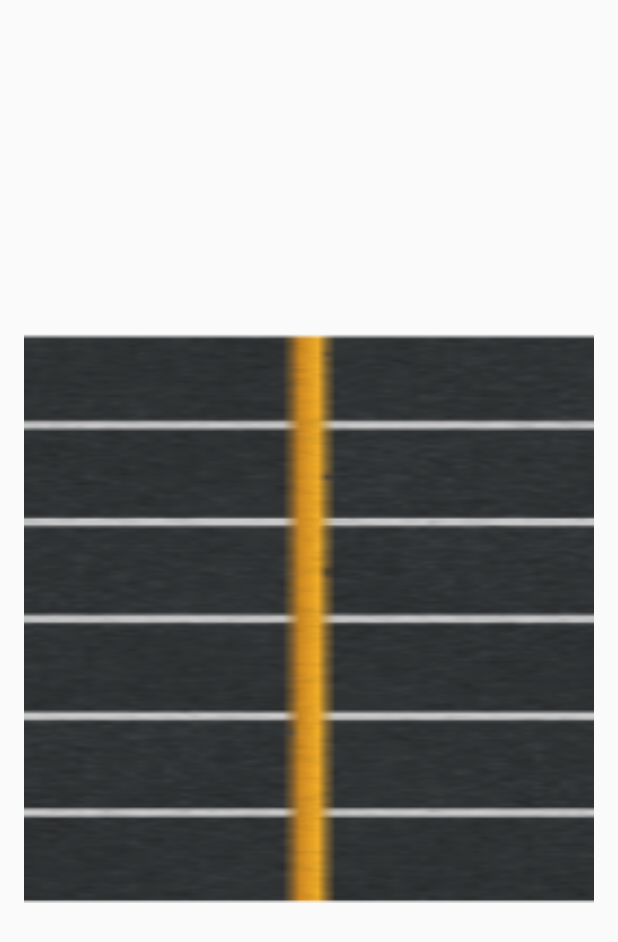
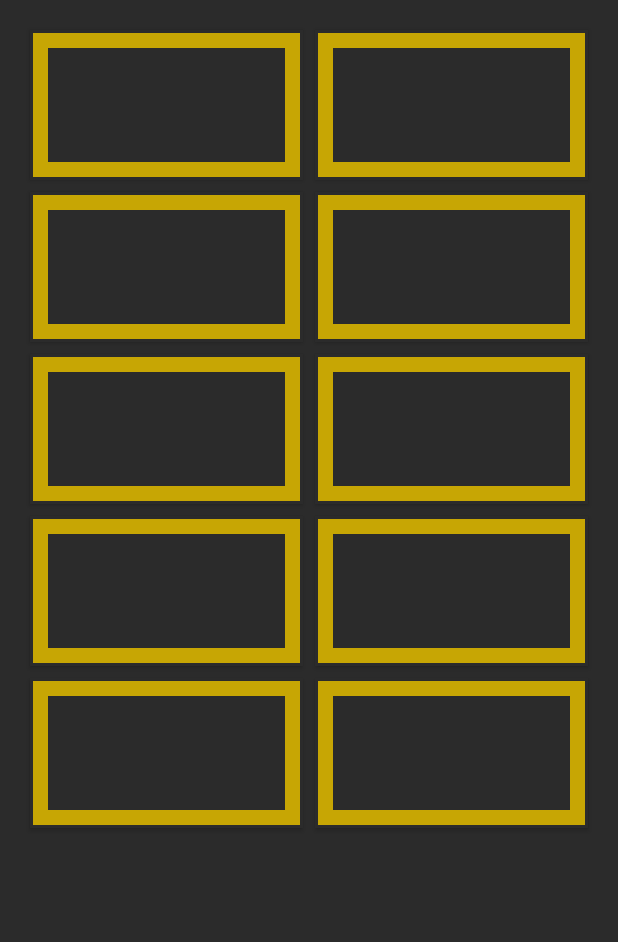
Before and after one commit to cshubha216/Parking_with_NAN, an Android app: the layout parking_user_view.xml on its own in the app's theme, with its tools: preview values and no code run, on a phone screen of 412 x 824 dp. Shown: the top 942 px of the screen. Run offline under Robolectric (Android 15) with nearby library versions, the phone set to English and light mode, and no system bars.

Commit message:
Added parking image view with dynamic parking spots

```diff
--- a/app/src/main/java/net/mobilewebprint/nan/ParkAssistActivity.java
+++ b/app/src/main/java/net/mobilewebprint/nan/ParkAssistActivity.java
@@ -251,7 +251,7 @@ public class ParkAssistActivity extends AppCompatActivity {
                 super.onServiceDiscovered(peerHandle, serviceSpecificInfo, matchFilter);
                 peerHandle = peerHandle_;
                 if (peerHandle_ != null) {
-                    setContentView(R.layout.activity_grid_view_users);
+                    setContentView(R.layout.parking_detection_layout);
                     setSlot(null);
                 }
                 if (subscribeDiscoverySession != null && peerHandle != null) {
--- /dev/null
+++ b/app/src/main/res/drawable/parking_button.xml
@@ -0,0 +1,21 @@
+<?xml version="1.0" encoding="utf-8"?>
+<layer-list xmlns:android="http://schemas.android.com/apk/res/android">
+    <!-- Background -->
+    <item>
+        <shape
+            android:shape="rectangle">
+            <solid android:color="#2b2b2b" /> <!-- Black background color -->
+        </shape>
+    </item>
+
+    <!-- Border -->
+    <item android:left="2dp" android:right="2dp" android:top="2dp" android:bottom="2dp">
+    <shape
+        android:shape="rectangle">
+        <solid android:color="#00000000" /> <!-- Transparent background -->
+        <stroke android:width="10dp" android:color="#c7a604" />
+    </shape>
+</item>
+
+
+    </layer-list>
--- a/app/src/main/res/layout/parking_user_view.xml
+++ b/app/src/main/res/layout/parking_user_view.xml
@@ -1,18 +1,116 @@
 <?xml version="1.0" encoding="utf-8"?>
-<RelativeLayout xmlns:android="http://schemas.android.com/apk/res/android"
-    xmlns:app="http://schemas.android.com/apk/res-auto"
-    android:id="@+id/parkingLayout"
+<androidx.constraintlayout.widget.ConstraintLayout xmlns:android="http://schemas.android.com/apk/res/android"
+    xmlns:tools="http://schemas.android.com/tools"
     android:layout_width="match_parent"
     android:layout_height="match_parent"
-    android:padding="16dp">
 
-    <ImageView
-        android:id="@+id/parkingView"
+    >
+    <GridLayout
+        xmlns:android="http://schemas.android.com/apk/res/android"
         android:layout_width="match_parent"
         android:layout_height="match_parent"
-        android:contentDescription="@string/parking_space"
-        android:rotation="90"
-        android:scaleType="fitXY"
-        app:srcCompat="@mipmap/parking_space_foreground" />
+        android:columnCount="2"
+        android:rowCount="5"
+        android:padding="16dp"
+        android:background="#2b2b2b"
 
-</RelativeLayout>
+
+        android:layout_gravity="center">
+        <Button
+            android:layout_width="0dp"
+            style="@style/ButtonStyle"
+            android:layout_height="wrap_content"
+            android:layout_columnWeight="1"
+            android:id="@+id/button0"
+            android:paddingRight="4dp"
+            android:background="@drawable/parking_button" />
+
+        <!-- Row 1, Column 2 -->
+        <Button
+            android:layout_width="0dp"
+            style="@style/ButtonStyle"
+            android:layout_height="wrap_content"
+            android:layout_columnWeight="1"
+            android:id="@+id/button1"
+            android:paddingRight="4dp"
+            android:background="@drawable/parking_button"/>
+
+        <!-- Row 1, Column 3 -->
+        <Button
+            android:layout_width="0dp"
+            style="@style/ButtonStyle"
+            android:layout_height="wrap_content"
+            android:layout_columnWeight="1"
+            android:paddingRight="4dp"
+            android:id="@+id/button2"
+            android:background="@drawable/parking_button"/>
+
+        <!-- Row 2, Column 1 -->
+        <Button
+            android:layout_width="0dp"
+            style="@style/ButtonStyle"
+            android:layout_height="wrap_content"
+            android:layout_columnWeight="1"
+            android:id="@+id/button3"
+            android:background="@drawable/parking_button"/>
+
+        <!-- Row 2, Column 2 -->
+        <Button
+            android:layout_width="0dp"
+            style="@style/ButtonStyle"
+            android:layout_height="wrap_content"
+            android:layout_columnWeight="1"
+            android:paddingRight="4dp"
+            android:id="@+id/button4"
+            android:background="@drawable/parking_button"/>
+
+        <!-- Row 2, Column 3 -->
+        <Button
+            android:layout_width="0dp"
+            style="@style/ButtonStyle"
+            android:layout_height="wrap_content"
+            android:layout_columnWeight="1"
+            android:id="@+id/button5"
+            android:paddingRight="4dp"
+            android:background="@drawable/parking_button"/>
+
+        <!-- Row 3, Column 1 -->
+        <Button
+            android:layout_width="0dp"
+            android:layout_height="wrap_content"
+            android:layout_columnWeight="1"
+            android:paddingRight="4dp"
+            style="@style/ButtonStyle"
+            android:id="@+id/button6"
+            android:background="@drawable/parking_button"/>
+
+        <!-- Row 3, Column 2 -->
+        <Button
+            android:layout_width="0dp"
+            style="@style/ButtonStyle"
+            android:layout_height="wrap_content"
+            android:layout_columnWeight="1"
+            android:paddingRight="4dp"
+            android:id="@+id/button7"
+            android:background="@drawable/parking_button"/>
+
+        <!-- Row 3, Column 3 -->
+        <Button
+            android:layout_width="0dp"
+            style="@style/ButtonStyle"
+            android:layout_height="wrap_content"
+            android:layout_columnWeight="1"
+            android:paddingRight="4dp"
+            android:id="@+id/button8"
+            android:background="@drawable/parking_button"/>
+        <Button
+            android:layout_width="0dp"
+            style="@style/ButtonStyle"
+            android:layout_height="wrap_content"
+            android:layout_columnWeight="1"
+            android:paddingRight="4dp"
+            android:id="@+id/button9"
+            android:background="@drawable/parking_button"/>
+    </GridLayout>>
+
+</androidx.constraintlayout.widget.ConstraintLayout>
```
